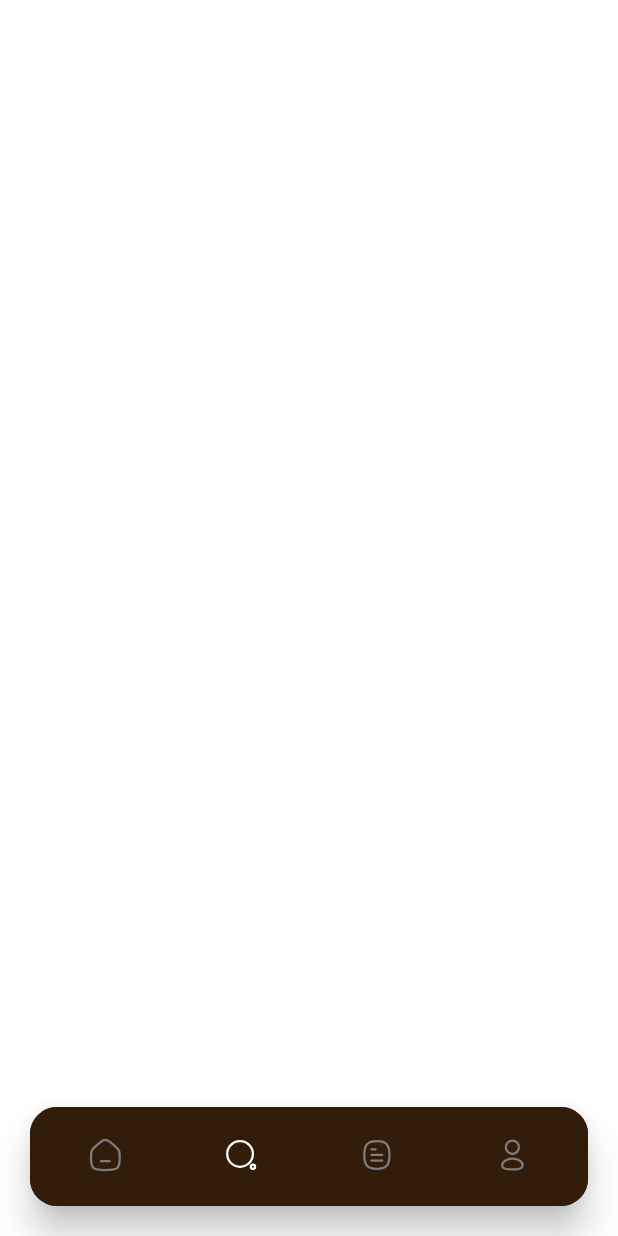
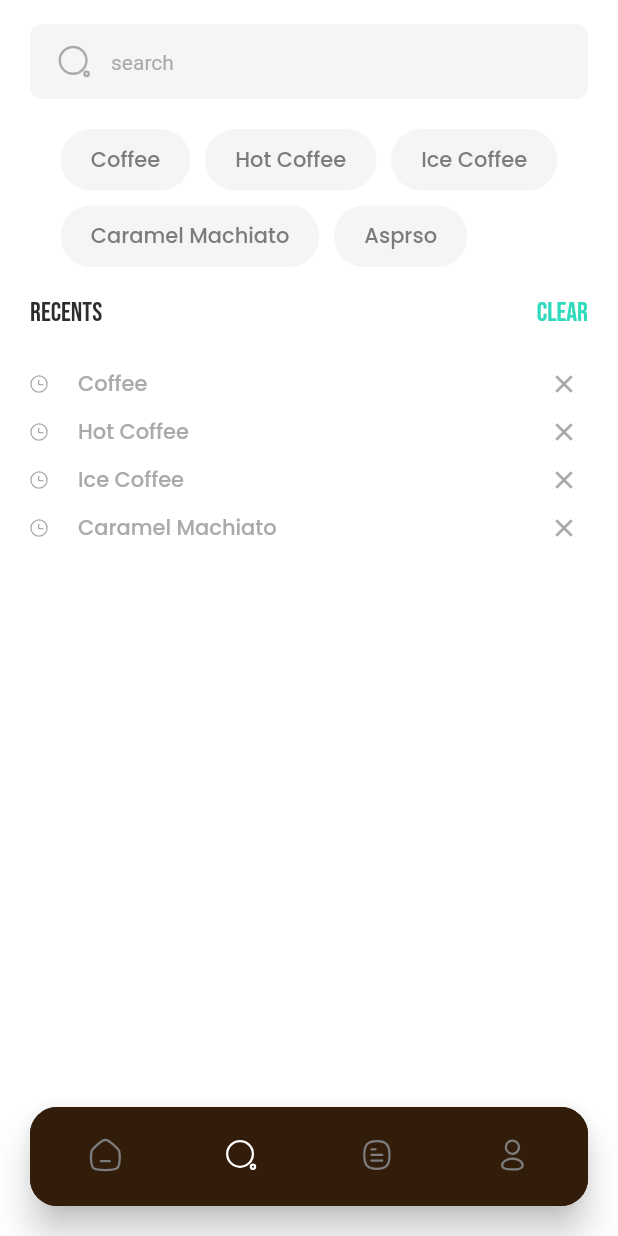
Before and after one commit to aymanattieh77/coffee_now, a Flutter app: the HomeScreen screen opened by its route, item 2 of the bottom bar chosen, on a phone screen of 412 x 824 dp. Run offline on Flutter 3.47's test engine with Material 2 defaults, Android fonts, the phone set to English and light mode, and no system bars; our stand-ins replace dartz, easy_localization, equatable, firebase_auth, firebase_core, flutter_bloc and 9 more; missing offline and left inert: dart:ffi; accounts and stored records are empty.

Commit message:
create search page

```diff
--- a/lib/core/components/widgets/coffee/coffee_item_card.dart
+++ b/lib/core/components/widgets/coffee/coffee_item_card.dart
@@ -22,7 +22,7 @@ class CoffeItemCard extends StatelessWidget {
           borderRadius: BorderRadius.circular(10),
           color: context.isDark() ? AppColor.darkContainer : AppColor.white,
           boxShadow: [
-            BoxShadow(blurRadius: 30, color: AppColor.black.withOpacity(0.3)),
+            BoxShadow(blurRadius: 30, color: AppColor.black.withOpacity(0.15)),
           ],
         ),
         width: MediaQuery.sizeOf(context).width * 0.40,
@@ -76,7 +76,6 @@ class CoffeItemCard extends StatelessWidget {
                 ],
               ),
             ),
-            const SizedBox(height: AppSize.s8),
           ],
         ),
       ),
--- a/lib/core/resources/assets.dart
+++ b/lib/core/resources/assets.dart
@@ -44,6 +44,7 @@ abstract class AssetsIconPath {
   static const String circle = "${iconPath}circle.svg";
   static const String star = "${iconPath}star.svg";
   static const String timeCircle = "${iconPath}time_circle.svg";
+  static const String clear = "${iconPath}clear.svg";
 }
 
 abstract class ImageAssetsPath {
--- a/lib/features/home/presentation/widgets/recommended_for_user_section.dart
+++ b/lib/features/home/presentation/widgets/recommended_for_user_section.dart
@@ -22,11 +22,12 @@ class RecommendedForUserSection extends StatelessWidget {
           ),
         ),
         SizedBox(
-          height: MediaQuery.sizeOf(context).width * 0.62,
+          height: MediaQuery.sizeOf(context).width * 0.620,
           child: ListView.separated(
             physics: const BouncingScrollPhysics(),
             scrollDirection: Axis.horizontal,
-            padding: const EdgeInsets.symmetric(horizontal: AppPadding.p20),
+            padding: const EdgeInsets.symmetric(
+                horizontal: AppPadding.p20, vertical: AppPadding.p5),
             itemCount: 6,
             itemBuilder: (context, index) {
               return const CoffeItemCard();
--- a/lib/features/search/presentation/screens/search_page.dart
+++ b/lib/features/search/presentation/screens/search_page.dart
@@ -1,3 +1,4 @@
+import 'package:coffee_now/features/search/presentation/widgets/search_body.dart';
 import 'package:flutter/material.dart';
 
 class SearchPage extends StatelessWidget {
@@ -5,6 +6,10 @@ class SearchPage extends StatelessWidget {
 
   @override
   Widget build(BuildContext context) {
-    return Scaffold();
+    return const Scaffold(
+      body: SafeArea(
+        child: SearchBody(),
+      ),
+    );
   }
 }
--- /dev/null
+++ b/lib/features/search/presentation/widgets/recent_searches_section.dart
@@ -0,0 +1,85 @@
+import 'package:flutter/material.dart';
+
+import 'package:coffee_now/core/components/widgets/widgets.dart';
+import 'package:coffee_now/core/extensions/context_extensions.dart';
+import 'package:coffee_now/core/resources/resources.dart';
+import 'package:flutter_svg/flutter_svg.dart';
+
+final recentSearches = [
+  "Coffee",
+  "Hot Coffee",
+  "Ice Coffee",
+  "Caramel Machiato",
+];
+
+class RecentSearchesSection extends StatelessWidget {
+  const RecentSearchesSection({super.key});
+
+  @override
+  Widget build(BuildContext context) {
+    return Column(
+      crossAxisAlignment: CrossAxisAlignment.stretch,
+      children: [
+        _recentClearSection(context),
+        const SizedBox(height: AppSize.s20),
+        ...List.generate(recentSearches.length,
+            (index) => _recentSearches(recentSearches[index])),
+      ],
+    );
+  }
+
+  Widget _recentSearches(String searchTerm) {
+    return Padding(
+      padding: const EdgeInsets.symmetric(horizontal: AppPadding.p20),
+      child: InkWell(
+        onTap: () {
+          //TODO Search on this term
+        },
+        child: Row(
+          children: [
+            SvgPicture.asset(AssetsIconPath.timeCircle),
+            const SizedBox(width: AppSize.s20),
+            TextUtils(text: searchTerm, color: AppColor.greyAA),
+            const Spacer(),
+            InkWell(
+                onTap: () {
+                  //TODO delete form recent searches
+                },
+                child: Padding(
+                  padding: const EdgeInsets.all(AppPadding.p10),
+                  child: SvgPicture.asset(AssetsIconPath.clear),
+                )),
+          ],
+        ),
+      ),
+    );
+  }
+
+  Widget _recentClearSection(BuildContext context) {
+    return Padding(
+      padding: const EdgeInsets.symmetric(horizontal: AppPadding.p20),
+      child: Row(
+        children: [
+          TextUtils(
+            text: AppStrings.recents,
+            color: context.isDark() ? AppColor.white : AppColor.dark2D,
+            fontSize: FontSizes.f18,
+            fontFamily: FontFamily.bebasNeue,
+          ),
+          const Spacer(),
+          InkWell(
+            onTap: () {
+              //TODO clear recent Searches
+            },
+            child: const TextUtils(
+              text: AppStrings.clear,
+              color: AppColor.cyan,
+              fontSize: FontSizes.f18,
+              fontFamily: FontFamily.bebasNeue,
+            ),
+          ),
+        ],
+      ),
+    );
+  }
+}
--- /dev/null
+++ b/lib/features/search/presentation/widgets/search_body.dart
@@ -0,0 +1,22 @@
+import 'package:flutter/material.dart';
+
+import 'package:coffee_now/core/resources/resources.dart';
+import 'package:coffee_now/features/search/presentation/widgets/widgets.dart';
+
+class SearchBody extends StatelessWidget {
+  const SearchBody({super.key});
+
+  @override
+  Widget build(BuildContext context) {
+    return const Column(
+      children: [
+        SizedBox(height: AppSize.s16),
+        SearchField(),
+        SizedBox(height: AppSize.s20),
+        SuggestionsItemSearch(),
+        SizedBox(height: AppSize.s20),
+        RecentSearchesSection(),
+      ],
+    );
+  }
+}
--- /dev/null
+++ b/lib/features/search/presentation/widgets/search_field.dart
@@ -0,0 +1,63 @@
+import 'package:flutter/material.dart';
+import 'package:flutter_svg/flutter_svg.dart';
+
+import 'package:coffee_now/core/extensions/context_extensions.dart';
+import 'package:coffee_now/core/resources/resources.dart';
+
+class SearchField extends StatelessWidget {
+  const SearchField({super.key, this.controller});
+  final TextEditingController? controller;
+  @override
+  Widget build(BuildContext context) {
+    return Container(
+      margin: const EdgeInsets.symmetric(horizontal: AppPadding.p20),
+      decoration: BoxDecoration(
+        color: context.isDark() ? AppColor.fillFieldDark : AppColor.fillField,
+        borderRadius: BorderRadius.circular(8),
+        border: Border.all(
+          color: context.isDark() ? AppColor.fillFieldDark : AppColor.fillField,
+        ),
+      ),
+      child: Padding(
+        padding: const EdgeInsets.symmetric(horizontal: AppPadding.p16),
+        child: Row(
+          children: [
+            SizedBox(
+              width: AppSize.s25,
+              height: AppSize.s25,
+              child: SvgPicture.asset(
+                AssetsIconPath.search,
+                colorFilter:
+                    const ColorFilter.mode(AppColor.greyAA, BlendMode.srcIn),
+              ),
+            ),
+            Expanded(
+              child: TextField(
+                controller: controller,
+                decoration: InputDecoration(
+                  filled: true,
+                  fillColor: context.isDark()
+                      ? AppColor.fillFieldDark
+                      : AppColor.fillField,
+                  hintStyle: TextStyle(
+                    color: context.isDark()
+                        ? AppColor.hintFieldDark
+                        : AppColor.hintField,
+                    fontSize: FontSizes.f14,
+                  ),
+                  hintText: AppStrings.search,
+                  enabledBorder: _border(),
+                  focusedBorder: _border(),
+                ),
+              ),
+            ),
+          ],
+        ),
+      ),
+    );
+  }
+
+  InputBorder _border() {
+    return InputBorder.none;
+  }
+}
--- /dev/null
+++ b/lib/features/search/presentation/widgets/suggestions_item_search.dart
@@ -0,0 +1,53 @@
+import 'package:coffee_now/core/components/widgets/widgets.dart';
+import 'package:coffee_now/core/extensions/context_extensions.dart';
+import 'package:coffee_now/core/resources/resources.dart';
+import 'package:flutter/material.dart';
+
+final suggestionsItems = [
+  "Coffee",
+  "Hot Coffee",
+  "Ice Coffee",
+  "Caramel Machiato",
+  "Asprso",
+];
+
+class SuggestionsItemSearch extends StatelessWidget {
+  const SuggestionsItemSearch({super.key});
+
+  @override
+  Widget build(BuildContext context) {
+    return Wrap(
+      runSpacing: AppSize.s10,
+      spacing: AppSize.s10,
+      children: List.generate(
+        suggestionsItems.length,
+        (index) => CustomChip(label: suggestionsItems[index]),
+      ),
+    );
+  }
+}
+
+class CustomChip extends StatelessWidget {
+  const CustomChip({
+    super.key,
+    required this.label,
+  });
+  final String label;
+  @override
+  Widget build(BuildContext context) {
+    return InkWell(
+      onTap: () {
+        // TODO  search suggestions items
+      },
+      child: Container(
+        padding: const EdgeInsets.symmetric(
+            horizontal: AppPadding.p20, vertical: AppPadding.p10),
+        decoration: BoxDecoration(
+          color: context.isDark() ? AppColor.darkContainer : AppColor.whiteF5,
+          borderRadius: BorderRadius.circular(20),
+        ),
+        child: TextUtils(text: label, color: AppColor.grey7C),
+      ),
+    );
+  }
+}
--- /dev/null
+++ b/lib/features/search/presentation/widgets/widgets.dart
@@ -0,0 +1,4 @@
+export 'recent_searches_section.dart';
+export 'search_body.dart';
+export 'search_field.dart';
+export 'suggestions_item_search.dart';
```
Also changed, not shown: assets/icons/clear.svg (added).
